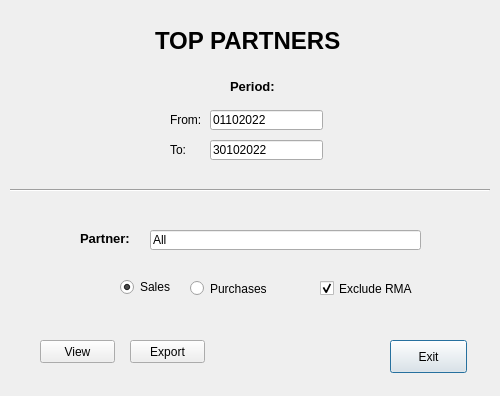
andrei219/euromedia, file uis/top_partners_form.ui: the form before one commit.
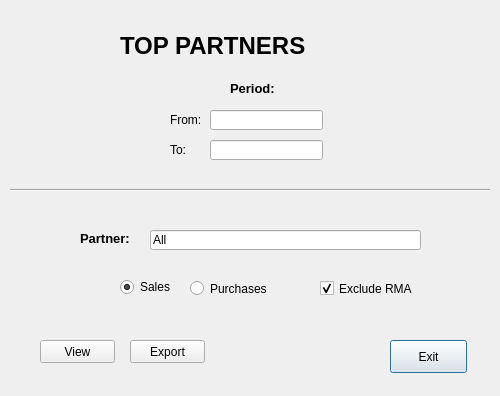
The form after the commit.

Commit message: set defaults in top partners form

Patch:
```diff
--- a/uis/top_partners_form.ui
+++ b/uis/top_partners_form.ui
@@ -29,10 +29,10 @@
   <widget class="QLabel" name="label">
    <property name="geometry">
     <rect>
-     <x>155</x>
+     <x>120</x>
      <y>30</y>
-     <width>201</width>
-     <height>21</height>
+     <width>281</width>
+     <height>31</height>
     </rect>
    </property>
    <property name="font">
@@ -56,7 +56,7 @@
     </rect>
    </property>
    <property name="text">
-    <string>01102022</string>
+    <string/>
    </property>
   </widget>
   <widget class="QLineEdit" name="to">
@@ -69,7 +69,7 @@
     </rect>
    </property>
    <property name="text">
-    <string>30102022</string>
+    <string/>
    </property>
   </widget>
   <widget class="QLabel" name="label_2">
@@ -77,8 +77,8 @@
     <rect>
      <x>230</x>
      <y>80</y>
-     <width>47</width>
-     <height>13</height>
+     <width>71</width>
+     <height>16</height>
     </rect>
    </property>
    <property name="font">
```
The commit also changes 2 other files.
